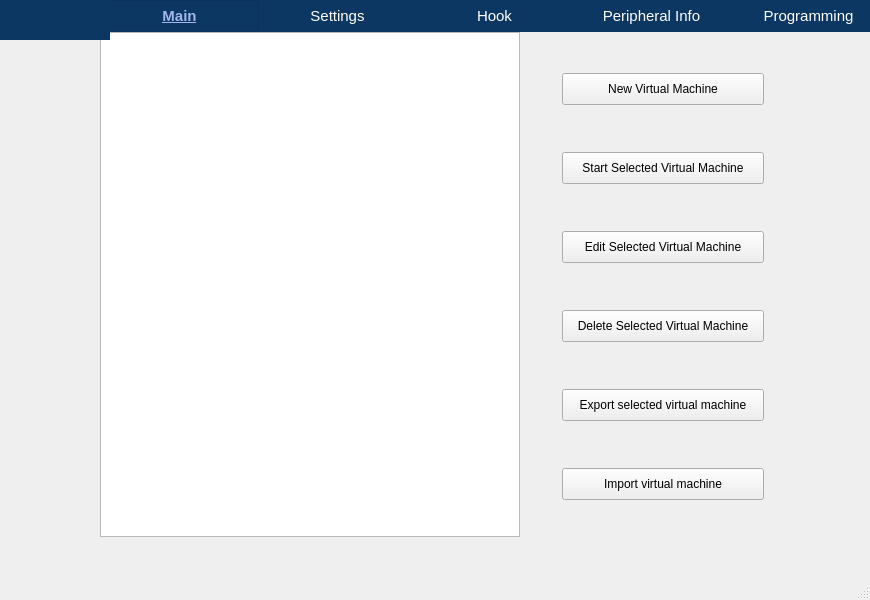
Qt form ui/Main.ui (wjqsec/EmuGUI) before a commit.
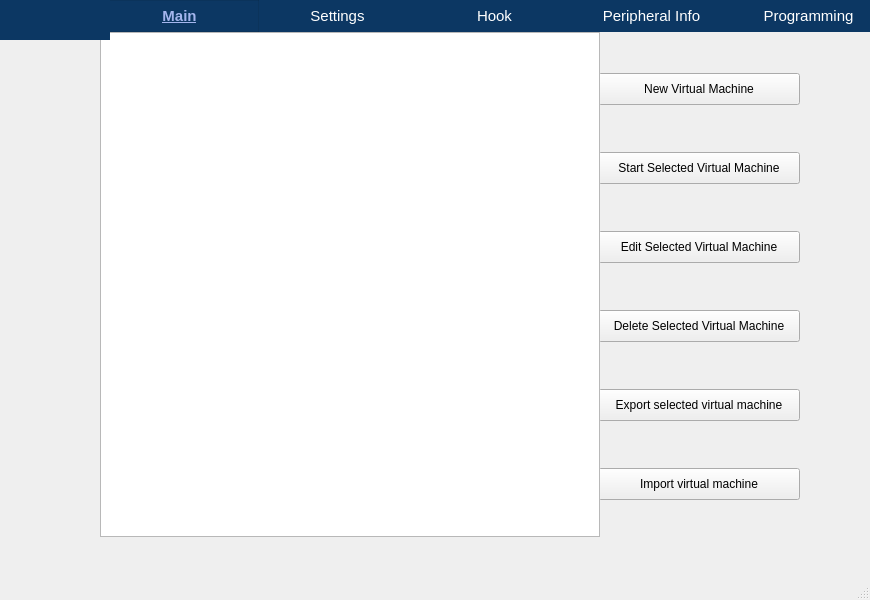
The same form after that commit. Icons and pictures are not drawn.

```diff
--- a/ui/Main.ui
+++ b/ui/Main.ui
@@ -92,7 +92,7 @@
          <layout class="QGridLayout" name="gridLayout_4">
           <item row="0" column="2" rowspan="2">
            <layout class="QVBoxLayout" name="verticalLayout">
-            <item alignment="Qt::AlignHCenter">
+            <item alignment="Qt::AlignLeft">
              <widget class="QPushButton" name="pushButton_8">
               <property name="text">
                <string>New Virtual Machine</string>
@@ -109,7 +109,7 @@
               </property>
              </widget>
             </item>
-            <item alignment="Qt::AlignHCenter">
+            <item alignment="Qt::AlignLeft">
              <widget class="QPushButton" name="pushButton_9">
               <property name="text">
                <string>Start Selected Virtual Machine</string>
@@ -126,7 +126,7 @@
               </property>
              </widget>
             </item>
-            <item alignment="Qt::AlignHCenter">
+            <item alignment="Qt::AlignLeft">
              <widget class="QPushButton" name="pushButton_10">
               <property name="text">
                <string>Edit Selected Virtual Machine</string>
@@ -143,7 +143,7 @@
               </property>
              </widget>
             </item>
-            <item alignment="Qt::AlignHCenter">
+            <item alignment="Qt::AlignLeft">
              <widget class="QPushButton" name="pushButton_11">
               <property name="text">
                <string>Delete Selected Virtual Machine</string>
@@ -160,7 +160,7 @@
               </property>
              </widget>
             </item>
-            <item alignment="Qt::AlignHCenter">
+            <item alignment="Qt::AlignLeft">
              <widget class="QPushButton" name="pushButton_22">
               <property name="text">
                <string>Export selected virtual machine</string>
@@ -177,7 +177,7 @@
               </property>
              </widget>
             </item>
-            <item alignment="Qt::AlignHCenter">
+            <item alignment="Qt::AlignLeft">
              <widget class="QPushButton" name="pushButton_23">
               <property name="text">
                <string>Import virtual machine</string>
@@ -208,13 +208,13 @@
                </property>
             <property name="minimumSize">
              <size>
-              <width>420</width>
+              <width>500</width>
               <height>0</height>
              </size>
             </property>
             <property name="maximumSize">
              <size>
-              <width>420</width>
+              <width>500</width>
               <height>16777215</height>
              </size>
             </property>
```
